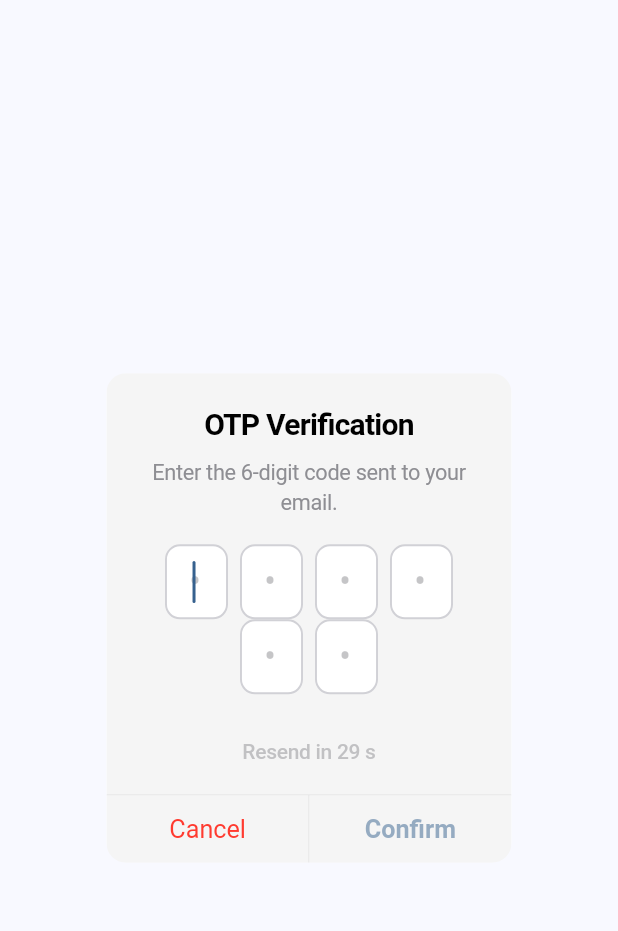
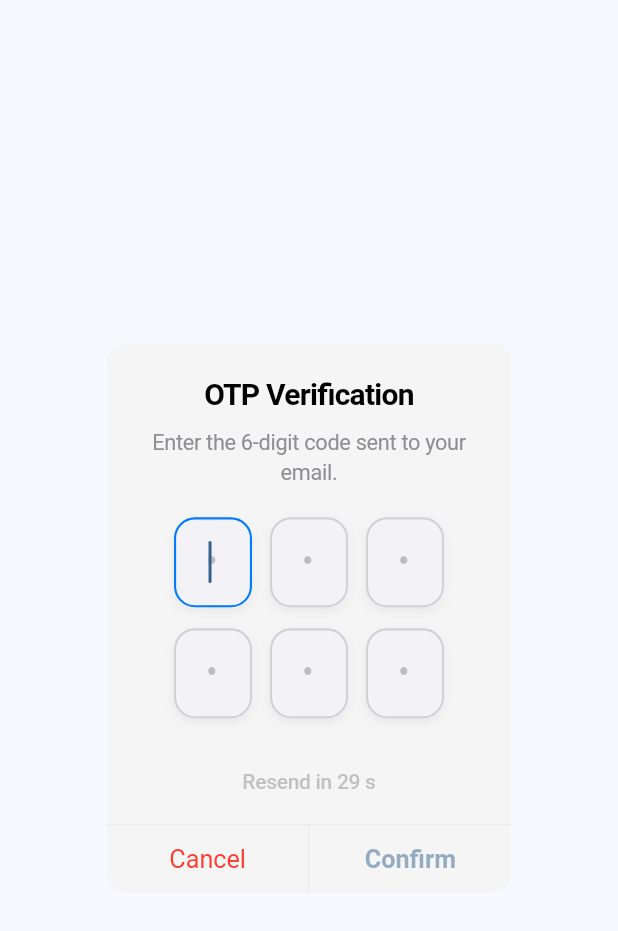
Before and after one commit to samyrh/FrontEnd-Hps, a Flutter app: the OtpVerificationDialog widget shown alone on an empty page, opened directly with empty values, on a phone screen of 412 x 824 dp. Shown: the top 931 px of the screen. Run offline on Flutter 3.47's test engine with Material 3 defaults, Android fonts, the light colour scheme and no system bars; our stand-ins replace flutter_secure_storage, flutter_svg, go_router, google_fonts, intl_phone_field, local_auth and 2 more; accounts and stored records are empty; network calls fail.

```diff
--- a/frontend/lib/widgets/OtpVerificationDialog.dart
+++ b/frontend/lib/widgets/OtpVerificationDialog.dart
@@ -19,10 +19,13 @@ class OtpVerificationDialog extends StatefulWidget {
   State<OtpVerificationDialog> createState() => _OtpVerificationDialogState();
 }
 
-class _OtpVerificationDialogState extends State<OtpVerificationDialog> with SingleTickerProviderStateMixin {
-  final List<TextEditingController> _controllers = List.generate(6, (_) => TextEditingController());
+class _OtpVerificationDialogState extends State<OtpVerificationDialog>
+    with SingleTickerProviderStateMixin {
+  final List<TextEditingController> _controllers =
+  List.generate(6, (_) => TextEditingController());
   final List<FocusNode> _focusNodes = List.generate(6, (_) => FocusNode());
-  final List<FocusNode> _keyboardFocusNodes = List.generate(6, (_) => FocusNode());
+  final List<FocusNode> _keyboardFocusNodes =
+  List.generate(6, (_) => FocusNode());
 
   late AnimationController _shakeController;
   late Animation<double> _shakeAnimation;
@@ -33,7 +36,7 @@ class _OtpVerificationDialogState extends State<OtpVerificationDialog> with Sing
   bool _canResend = false;
   Timer? _timer;
 
-  String get otp => _controllers.map((c) => c.text.trim()).join(); // ✅ Per-digit trim
+  String get otp => _controllers.map((c) => c.text.trim()).join();
   bool get isOtpComplete => otp.length == 6;
 
   @override
@@ -54,7 +57,9 @@ class _OtpVerificationDialogState extends State<OtpVerificationDialog> with Sing
       TweenSequenceItem(tween: Tween(begin: -6.0, end: 3.0), weight: 1),
       TweenSequenceItem(tween: Tween(begin: 3.0, end: -3.0), weight: 1),
       TweenSequenceItem(tween: Tween(begin: -3.0, end: 0.0), weight: 1),
-    ]).animate(CurvedAnimation(parent: _shakeController, curve: Curves.easeOut));
+    ]).animate(
+      CurvedAnimation(parent: _shakeController, curve: Curves.easeOut),
+    );
   }
 
   @override
@@ -103,8 +108,6 @@ class _OtpVerificationDialogState extends State<OtpVerificationDialog> with Sing
     });
 
     final code = otp;
-    print('📨 Verifying OTP: "$code" for user: ${widget.username}'); // ✅ Debug log
-
     final isValid = await OtpService.verifyOtp(
       username: widget.username,
       otp: code,
@@ -121,33 +124,30 @@ class _OtpVerificationDialogState extends State<OtpVerificationDialog> with Sing
     }
   }
 
-  @override
-  Widget build(BuildContext context) {
-    return Center(
-      child: AnimatedBuilder(
-        animation: _shakeAnimation,
-        builder: (context, child) {
-          return Transform.translate(
-            offset: Offset(_shakeAnimation.value, 0),
-            child: CupertinoAlertDialog(
-              title: const Text('OTP Verification', style: TextStyle(fontSize: 20, fontWeight: FontWeight.bold)),
-              content: Column(
-                mainAxisSize: MainAxisSize.min,
-                children: [
-                  const SizedBox(height: 8),
-                  const Text(
-                    'Enter the 6-digit code sent to your email.',
-                    textAlign: TextAlign.center,
-                    style: TextStyle(fontSize: 14.5, color: CupertinoColors.systemGrey),
+  Widget _buildOtpInput(int index) {
+    return AnimatedContainer(
+      duration: const Duration(milliseconds: 200),
+      width: 52,
+      height: 60,
+      decoration: BoxDecoration(
+        color: CupertinoColors.systemGrey6,
+        borderRadius: BorderRadius.circular(14),
+        border: Border.all(
+          color: _isInvalid
+              ? CupertinoColors.destructiveRed
+              : _focusNodes[index].hasFocus
+              ? CupertinoColors.activeBlue
+              : CupertinoColors.systemGrey4,
+          width: 1.4,
         ),
-                  const SizedBox(height: 18),
-                  Wrap(
-                    alignment: WrapAlignment.center,
-                    spacing: 8,
-                    children: List.generate(6, (index) {
-                      return SizedBox(
-                        width: 42,
-                        height: 50,
+        boxShadow: [
+          BoxShadow(
+            color: Colors.black.withOpacity(0.05),
+            blurRadius: 6,
+            offset: const Offset(0, 3),
+          ),
+        ],
+      ),
       child: RawKeyboardListener(
         focusNode: _keyboardFocusNodes[index],
         onKey: (event) {
@@ -163,20 +163,17 @@ class _OtpVerificationDialogState extends State<OtpVerificationDialog> with Sing
           focusNode: _focusNodes[index],
           keyboardType: TextInputType.number,
           maxLength: 1,
-                            inputFormatters: [FilteringTextInputFormatter.digitsOnly], // ✅ digits only
+          inputFormatters: [FilteringTextInputFormatter.digitsOnly],
           textAlign: TextAlign.center,
           showCursor: true,
           placeholder: '•',
           autofocus: index == 0,
-                            style: const TextStyle(fontSize: 24, fontWeight: FontWeight.bold, letterSpacing: 2),
-                            decoration: BoxDecoration(
-                              color: Colors.white,
-                              borderRadius: BorderRadius.circular(10),
-                              border: Border.all(
-                                color: _isInvalid ? CupertinoColors.destructiveRed : CupertinoColors.systemGrey4,
-                                width: 1.3,
+          style: const TextStyle(
+            fontSize: 24,
+            fontWeight: FontWeight.w600,
+            letterSpacing: 1.5,
           ),
-                            ),
+          decoration: const BoxDecoration(), // Remove inner border
           onChanged: (val) {
             if (val.isNotEmpty && index < 5) {
               _focusNodes[index + 1].requestFocus();
@@ -188,9 +185,42 @@ class _OtpVerificationDialogState extends State<OtpVerificationDialog> with Sing
         ),
       ),
     );
-                    }),
+  }
+
+  @override
+  Widget build(BuildContext context) {
+    return BackdropFilter(
+      filter: ImageFilter.blur(sigmaX: 10, sigmaY: 10),
+      child: Center(
+        child: AnimatedBuilder(
+          animation: _shakeAnimation,
+          builder: (context, child) {
+            return Transform.translate(
+              offset: Offset(_shakeAnimation.value, 0),
+              child: CupertinoAlertDialog(
+                title: const Text(
+                  'OTP Verification',
+                  style: TextStyle(fontSize: 20, fontWeight: FontWeight.bold),
                 ),
-                  const SizedBox(height: 14),
+                content: Column(
+                  mainAxisSize: MainAxisSize.min,
+                  children: [
+                    const SizedBox(height: 8),
+                    const Text(
+                      'Enter the 6-digit code sent to your email.',
+                      textAlign: TextAlign.center,
+                      style: TextStyle(
+                          fontSize: 14.5, color: CupertinoColors.systemGrey),
+                    ),
+                    const SizedBox(height: 20),
+                    Wrap(
+                      alignment: WrapAlignment.center,
+                      spacing: 12,
+                      runSpacing: 14,
+                      children:
+                      List.generate(6, (index) => _buildOtpInput(index)),
+                    ),
+                    const SizedBox(height: 16),
                     if (_isInvalid)
                       const Text(
                         "Incorrect code. Please try again.",
@@ -200,7 +230,7 @@ class _OtpVerificationDialogState extends State<OtpVerificationDialog> with Sing
                           fontWeight: FontWeight.w600,
                         ),
                       ),
-                  const SizedBox(height: 14),
+                    const SizedBox(height: 16),
                     GestureDetector(
                       onTap: _canResend ? _resendOtp : null,
                       child: AnimatedOpacity(
@@ -211,7 +241,9 @@ class _OtpVerificationDialogState extends State<OtpVerificationDialog> with Sing
                           style: TextStyle(
                             fontSize: 14,
                             fontWeight: FontWeight.w500,
-                          color: _canResend ? CupertinoColors.activeBlue : CupertinoColors.systemGrey,
+                            color: _canResend
+                                ? CupertinoColors.activeBlue
+                                : CupertinoColors.systemGrey,
                           ),
                         ),
                       ),
@@ -220,20 +252,26 @@ class _OtpVerificationDialogState extends State<OtpVerificationDialog> with Sing
                 ),
                 actions: [
                   CupertinoDialogAction(
-                  child: const Text('Cancel', style: TextStyle(color: CupertinoColors.destructiveRed)),
+                    child: const Text(
+                      'Cancel',
+                      style: TextStyle(color: CupertinoColors.destructiveRed),
+                    ),
                     onPressed: () => Navigator.of(context).pop(),
                   ),
                   CupertinoDialogAction(
-                  onPressed: isOtpComplete && !_isLoading ? _validateOtp : null,
+                    onPressed:
+                    isOtpComplete && !_isLoading ? _validateOtp : null,
                     child: _isLoading
                         ? const CupertinoActivityIndicator()
-                      : const Text('Confirm', style: TextStyle(fontWeight: FontWeight.w600)),
+                        : const Text('Confirm',
+                        style: TextStyle(fontWeight: FontWeight.w600)),
                   ),
                 ],
               ),
             );
           },
         ),
+      ),
     );
   }
 }
```
Lines whose indentation alone changed are shown as unchanged.
